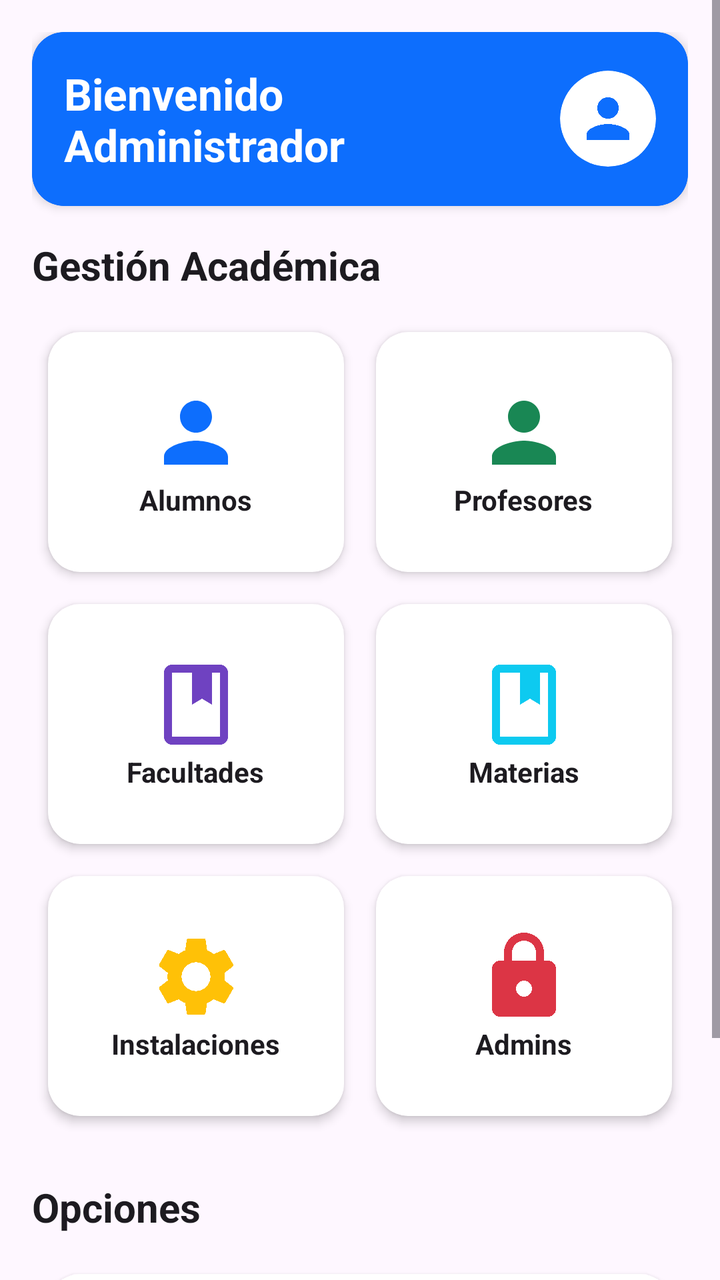
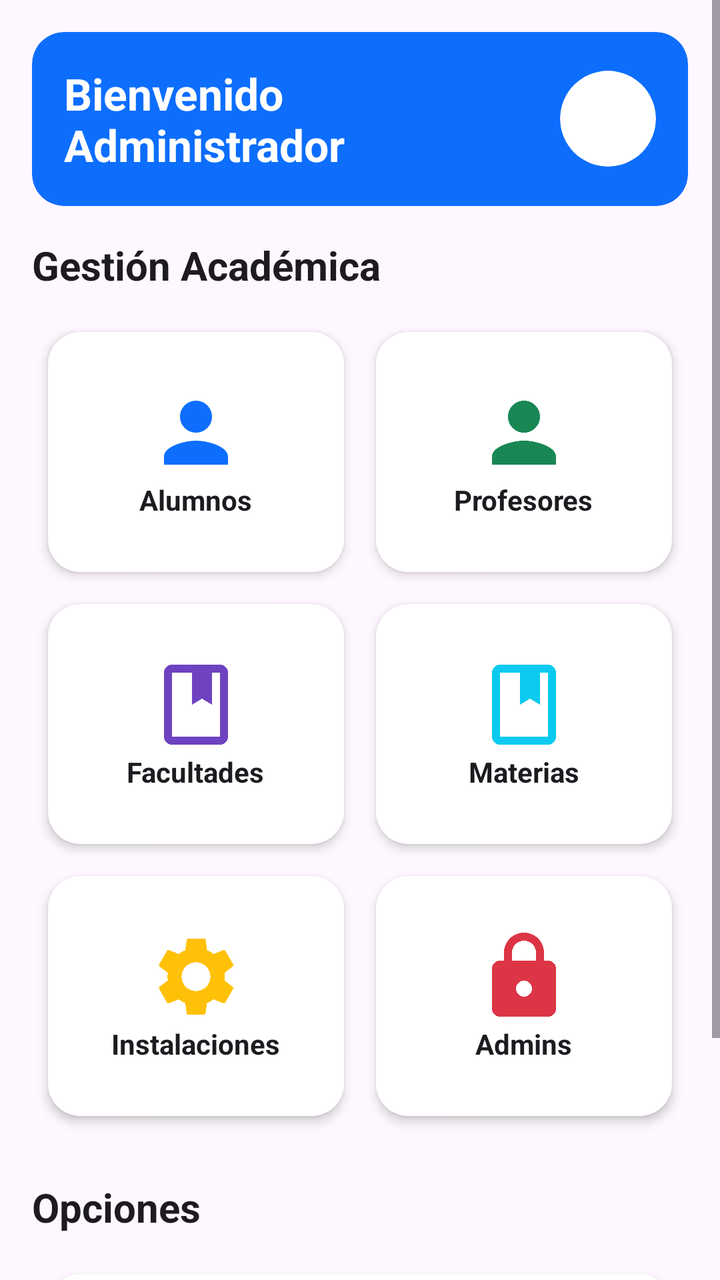

Two renders of the same Android screen: before a commit and after it. Below are the layout's source before the change and the commit's diff.
<!-- AndroidManifest.xml: application theme Theme.MyApplication -->
<!-- res/layout/fragment_admin_home.xml -->
<?xml version="1.0" encoding="utf-8"?>
<ScrollView xmlns:android="http://schemas.android.com/apk/res/android"
    xmlns:app="http://schemas.android.com/apk/res-auto"
    android:layout_width="match_parent"
    android:layout_height="match_parent"
    android:background="?android:attr/colorBackground">

    <LinearLayout
        android:layout_width="match_parent"
        android:layout_height="wrap_content"
        android:orientation="vertical"
        android:padding="16dp">

        <com.google.android.material.card.MaterialCardView
            android:layout_width="match_parent"
            android:layout_height="wrap_content"
            android:layout_marginBottom="16dp"
            app:cardCornerRadius="16dp"
            app:strokeColor="?attr/colorPrimary"
            app:strokeWidth="2dp"
            app:cardElevation="3dp"
            app:cardBackgroundColor="?attr/colorPrimary">
            <RelativeLayout
                android:layout_width="match_parent"
                android:layout_height="wrap_content"
                android:padding="16dp">

                <TextView
                    android:id="@+id/tvAdminName"
                    android:layout_width="wrap_content"
                    android:layout_height="wrap_content"
                    android:layout_alignParentStart="true"
                    android:layout_toStartOf="@id/btnGoToProfileAdmin"
                    android:layout_centerVertical="true"
                    android:text="Bienvenido Administrador"
                    android:textColor="?attr/colorOnPrimary"
                    android:textSize="22sp"
                    android:textStyle="bold" />

                <androidx.cardview.widget.CardView
                    android:id="@+id/btnGoToProfileAdmin"
                    android:layout_width="48dp"
                    android:layout_height="48dp"
                    app:cardCornerRadius="24dp"
                    app:cardElevation="0dp"
                    app:cardBackgroundColor="?attr/colorOnPrimary"
                    android:layout_alignParentEnd="true"
                    android:layout_centerVertical="true"
                    android:clickable="true"
                    android:focusable="true"
                    android:foreground="?android:attr/selectableItemBackground">
                    <ImageView
                        android:id="@+id/ivProfileImageAdmin"
                        android:layout_width="match_parent"
                        android:layout_height="match_parent"
                        android:src="@drawable/ic_person"
                        android:scaleType="centerCrop"
                        app:tint="?attr/colorPrimary"
                        android:padding="8dp"
                        android:contentDescription="Perfil"/>
                </androidx.cardview.widget.CardView>

            </RelativeLayout>
        </com.google.android.material.card.MaterialCardView>

        <TextView
            android:layout_width="wrap_content"
            android:layout_height="wrap_content"
            android:text="Gestión Académica"
            android:textSize="20sp"
            android:textStyle="bold"
            android:textColor="?android:attr/textColorPrimary"
            android:layout_marginBottom="12dp"/>

        <GridLayout
            android:layout_width="match_parent"
            android:layout_height="wrap_content"
            android:columnCount="2">

            
            <androidx.cardview.widget.CardView
                android:id="@+id/cardStudents"
                style="@style/Widget.Bootstrap.Card"
                android:layout_width="0dp"
                android:layout_height="120dp"
                android:layout_columnWeight="1"
                android:clickable="true"
                android:focusable="true"
                android:foreground="?attr/selectableItemBackground">
                <LinearLayout
                    android:layout_width="match_parent"
                    android:layout_height="match_parent"
                    android:gravity="center"
                    android:orientation="vertical">
                    <ImageView
                        android:layout_width="48dp"
                        android:layout_height="48dp"
                        android:src="@drawable/ic_person"
                        app:tint="?attr/colorPrimary"/>
                    <TextView
                        android:layout_width="wrap_content"
                        android:layout_height="wrap_content"
                        android:text="Alumnos"
                        android:textStyle="bold"
                        android:textColor="?android:attr/textColorPrimary"/>
                </LinearLayout>
            </androidx.cardview.widget.CardView>

            
            <androidx.cardview.widget.CardView
                android:id="@+id/cardProfessors"
                style="@style/Widget.Bootstrap.Card"
                android:layout_width="0dp"
                android:layout_height="120dp"
                android:layout_columnWeight="1"
                android:clickable="true"
                android:focusable="true"
                android:foreground="?attr/selectableItemBackground">
                <LinearLayout
                    android:layout_width="match_parent"
                    android:layout_height="match_parent"
                    android:gravity="center"
                    android:orientation="vertical">
                    <ImageView
                        android:layout_width="48dp"
                        android:layout_height="48dp"
                        android:src="@drawable/ic_person"
                        app:tint="@color/bs_success"/>
                    <TextView
                        android:layout_width="wrap_content"
                        android:layout_height="wrap_content"
                        android:text="Profesores"
                        android:textStyle="bold"
                        android:textColor="?android:attr/textColorPrimary"/>
                </LinearLayout>
            </androidx.cardview.widget.CardView>

            
            <androidx.cardview.widget.CardView
                android:id="@+id/cardFaculties"
                style="@style/Widget.Bootstrap.Card"
                android:layout_width="0dp"
                android:layout_height="120dp"
                android:layout_columnWeight="1"
                android:clickable="true"
                android:focusable="true"
                android:foreground="?attr/selectableItemBackground">
                <LinearLayout
                    android:layout_width="match_parent"
                    android:layout_height="match_parent"
                    android:gravity="center"
                    android:orientation="vertical">
                    <ImageView
                        android:layout_width="48dp"
                        android:layout_height="48dp"
                        android:src="@drawable/ic_book"
                        app:tint="@color/accent_purple"/>
                    <TextView
                        android:layout_width="wrap_content"
                        android:layout_height="wrap_content"
                        android:text="Facultades"
                        android:textStyle="bold"
                        android:textColor="?android:attr/textColorPrimary"/>
                </LinearLayout>
            </androidx.cardview.widget.CardView>

            
            <androidx.cardview.widget.CardView
                android:id="@+id/cardSubjects"
                style="@style/Widget.Bootstrap.Card"
                android:layout_width="0dp"
                android:layout_height="120dp"
                android:layout_columnWeight="1"
                android:clickable="true"
                android:focusable="true"
                android:foreground="?attr/selectableItemBackground">
                <LinearLayout
                    android:layout_width="match_parent"
                    android:layout_height="match_parent"
                    android:gravity="center"
                    android:orientation="vertical">
                    <ImageView
                        android:layout_width="48dp"
                        android:layout_height="48dp"
                        android:src="@drawable/ic_book"
                        app:tint="@color/accent_cyan"/>
                    <TextView
                        android:layout_width="wrap_content"
                        android:layout_height="wrap_content"
                        android:text="Materias"
                        android:textStyle="bold"
                        android:textColor="?android:attr/textColorPrimary"/>
                </LinearLayout>
            </androidx.cardview.widget.CardView>

            
            <androidx.cardview.widget.CardView
                android:id="@+id/cardFacilities"
                style="@style/Widget.Bootstrap.Card"
                android:layout_width="0dp"
                android:layout_height="120dp"
                android:layout_columnWeight="1"
                android:clickable="true"
                android:focusable="true"
                android:foreground="?attr/selectableItemBackground">
                <LinearLayout
                    android:layout_width="match_parent"
                    android:layout_height="match_parent"
                    android:gravity="center"
                    android:orientation="vertical">
                    <ImageView
                        android:layout_width="48dp"
                        android:layout_height="48dp"
                        android:src="@drawable/ic_settings"
                        app:tint="@color/accent_yellow"/>
                    <TextView
                        android:layout_width="wrap_content"
                        android:layout_height="wrap_content"
                        android:text="Instalaciones"
                        android:textStyle="bold"
                        android:textColor="?android:attr/textColorPrimary"/>
                </LinearLayout>
            </androidx.cardview.widget.CardView>

            
            <androidx.cardview.widget.CardView
                android:id="@+id/cardAdmins"
                style="@style/Widget.Bootstrap.Card"
                android:layout_width="0dp"
                android:layout_height="120dp"
                android:layout_columnWeight="1"
                android:clickable="true"
                android:focusable="true"
                android:foreground="?attr/selectableItemBackground">
                <LinearLayout
                    android:layout_width="match_parent"
                    android:layout_height="match_parent"
                    android:gravity="center"
                    android:orientation="vertical">
                    <ImageView
                        android:layout_width="48dp"
                        android:layout_height="48dp"
                        android:src="@drawable/ic_lock"
                        app:tint="@color/bs_danger"/>
                    <TextView
                        android:layout_width="wrap_content"
                        android:layout_height="wrap_content"
                        android:text="Admins"
                        android:textStyle="bold"
                        android:textColor="?android:attr/textColorPrimary"/>
                </LinearLayout>
            </androidx.cardview.widget.CardView>

        </GridLayout>

        <TextView
            android:layout_width="wrap_content"
            android:layout_height="wrap_content"
            android:text="Opciones"
            android:textSize="20sp"
            android:textStyle="bold"
            android:textColor="?android:attr/textColorPrimary"
            android:layout_marginTop="24dp"
            android:layout_marginBottom="12dp"/>

        <androidx.cardview.widget.CardView
            android:id="@+id/cardSettings"
            style="@style/Widget.Bootstrap.Card"
            android:layout_width="match_parent"
            android:layout_height="wrap_content"
            android:clickable="true"
            android:focusable="true"
            android:foreground="?attr/selectableItemBackground">
            <RelativeLayout
                android:layout_width="match_parent"
                android:layout_height="wrap_content"
                android:padding="16dp">
                <ImageView
                    android:id="@+id/iconSettings"
                    android:layout_width="24dp"
                    android:layout_height="24dp"
                    android:src="@drawable/ic_settings"
                    app:tint="@color/bs_secondary"/>
                <TextView
                    android:layout_width="wrap_content"
                    android:layout_height="wrap_content"
                    android:layout_toEndOf="@id/iconSettings"
                    android:layout_marginStart="16dp"
                    android:text="Ajustes"
                    android:textSize="16sp"
                    android:textColor="?android:attr/textColorPrimary"/>
            </RelativeLayout>
        </androidx.cardview.widget.CardView>

        <androidx.cardview.widget.CardView
            android:id="@+id/cardLogout"
            style="@style/Widget.Bootstrap.Card"
            android:layout_width="match_parent"
            android:layout_height="wrap_content"
            android:clickable="true"
            android:focusable="true"
            android:foreground="?attr/selectableItemBackground">
            <RelativeLayout
                android:layout_width="match_parent"
                android:layout_height="wrap_content"
                android:padding="16dp">
                <ImageView
                    android:id="@+id/iconLogout"
                    android:layout_width="24dp"
                    android:layout_height="24dp"
                    android:src="@drawable/ic_login"
                    app:tint="@color/bs_danger"/>
                <TextView
                    android:layout_width="wrap_content"
                    android:layout_height="wrap_content"
                    android:layout_toEndOf="@id/iconLogout"
                    android:layout_marginStart="16dp"
                    android:text="Cerrar Sesión"
                    android:textColor="@color/bs_danger"
                    android:textSize="16sp"/>
            </RelativeLayout>
        </androidx.cardview.widget.CardView>

    </LinearLayout>
</ScrollView>
<!-- resources referenced by this layout -->
<resources>
  <color name="accent_cyan">#0dcaf0</color>
  <color name="accent_purple">#6f42c1</color>
  <color name="accent_yellow">#ffc107</color>
  <color name="bs_danger">#dc3545</color>
  <color name="bs_secondary">#6c757d</color>
  <color name="bs_success">#198754</color>
  <!-- drawable ic_book (drawable) -->
  <vector xmlns:android="http://schemas.android.com/apk/res/android"
      android:width="24dp"
      android:height="24dp"
      android:viewportWidth="24"
      android:viewportHeight="24">
      <path
          android:fillColor="#FFFFFF"
          android:pathData="M18,2H6C4.9,2 4,2.9 4,4v16c0,1.1 0.9,2 2,2h12c1.1,0 2,-0.9 2,-2V4C20,2.9 19.1,2 18,2zM18,20H6V4h5v8l2.5,-1.5L16,12V4h2V20z" />
  </vector>
  <!-- drawable ic_lock (drawable) -->
  <vector xmlns:android="http://schemas.android.com/apk/res/android"
      android:width="24dp"
      android:height="24dp"
      android:viewportWidth="24"
      android:viewportHeight="24">
      <path
          android:fillColor="#6c757d"
          android:pathData="M18,8h-1V6c0,-2.76 -2.24,-5 -5,-5S7,3.24 7,6v2H6c-1.1,0 -2,0.9 -2,2v10c0,1.1 0.9,2 2,2h12c1.1,0 2,-0.9 2,-2V10c0,-1.1 -0.9,-2 -2,-2zM9,6c0,-1.66 1.34,-3 3,-3s3,1.34 3,3v2H9V6zM12,17c-1.1,0 -2,-0.9 -2,-2s0.9,-2 2,-2 2,0.9 2,2 -0.9,2 -2,2z" />
  </vector>
  <!-- drawable ic_login (drawable) -->
  <vector xmlns:android="http://schemas.android.com/apk/res/android"
      android:width="24dp"
      android:height="24dp"
      android:viewportWidth="24"
      android:viewportHeight="24">
      <path
          android:fillColor="#FFFFFF"
          android:pathData="M11,7L9.6,8.4l2.6,2.6H2v2h10.2l-2.6,2.6L11,17l5,-5L11,7zM20,19h-8v2h8c1.1,0 2,-0.9 2,-2V5c0,-1.1 -0.9,-2 -2,-2h-8v2h8V19z" />
  </vector>
  <!-- drawable ic_person (drawable) -->
  <vector xmlns:android="http://schemas.android.com/apk/res/android"
      android:width="24dp"
      android:height="24dp"
      android:viewportWidth="24"
      android:viewportHeight="24">
      <path
          android:fillColor="#6c757d"
          android:pathData="M12,12c2.21,0 4,-1.79 4,-4s-1.79,-4 -4,-4 -4,1.79 -4,4 1.79,4 4,4zM12,14c-2.67,0 -8,1.34 -8,4v2h16v-2c0,-2.66 -5.33,-4 -8,-4z" />
  </vector>
  <style name="Widget.Bootstrap.Card" parent="Widget.Material3.CardView.Outlined">
          <item name="cardBackgroundColor">?attr/colorSurface</item>
          <item name="cardCornerRadius">16dp</item>
          <item name="cardElevation">3dp</item>
          <item name="strokeColor">?attr/colorPrimary</item>
          <item name="strokeWidth">2dp</item>
          <item name="android:layout_margin">8dp</item>
      </style>
  <style name="Theme.MyApplication" parent="Base.Theme.MyApplication" />
  <color name="accent_blue">#0d6efd</color>
  <color name="white">#FFFFFFFF</color>
  <color name="bs_dark">#212529</color>
  <color name="bs_light">#f8f9fa</color>
  <color name="surface_light">#FFFFFF</color>
  <style name="Theme.MyApplication.Dialog" parent="ThemeOverlay.Material3.MaterialAlertDialog">
          <item name="shapeAppearanceOverlay">@style/ShapeAppearance.MyApplication.Dialog</item>
      </style>
  <style name="ShapeAppearance.MyApplication.Dialog" parent="ShapeAppearance.Material3.LargeComponent">
          <item name="cornerSize">20dp</item>
      </style>
  <!-- unchanged entries left out for length: 2 -->
</resources>

<!-- the commit's change to res/layout/fragment_admin_home.xml (unified diff, before → after) -->
@@ -16,9 +16,8 @@
             android:layout_height="wrap_content"
             android:layout_marginBottom="16dp"
             app:cardCornerRadius="16dp"
-            app:strokeColor="?attr/colorPrimary"
-            app:strokeWidth="2dp"
-            app:cardElevation="3dp"
+            app:strokeWidth="0dp"
+            app:cardElevation="0dp"
             app:cardBackgroundColor="?attr/colorPrimary">
             <RelativeLayout
                 android:layout_width="match_parent"
@@ -53,10 +52,9 @@
                         android:id="@+id/ivProfileImageAdmin"
                         android:layout_width="match_parent"
                         android:layout_height="match_parent"
-                        android:src="@drawable/ic_person"
+                        android:src="@drawable/ic_person_badge"
                         android:scaleType="centerCrop"
-                        app:tint="?attr/colorPrimary"
-                        android:padding="8dp"
+                        android:padding="0dp"
                         android:contentDescription="Perfil"/>
                 </androidx.cardview.widget.CardView>
 
@@ -96,7 +94,7 @@
                         android:layout_width="48dp"
                         android:layout_height="48dp"
                         android:src="@drawable/ic_person"
-                        app:tint="?attr/colorPrimary"/>
+                        app:tint="@color/accent_blue"/>
                     <TextView
                         android:layout_width="wrap_content"
                         android:layout_height="wrap_content"
<!-- resource entries referenced after the edit -->
@@ -46,6 +46,23 @@
           android:fillColor="#6c757d"
           android:pathData="M12,12c2.21,0 4,-1.79 4,-4s-1.79,-4 -4,-4 -4,1.79 -4,4 1.79,4 4,4zM12,14c-2.67,0 -8,1.34 -8,4v2h16v-2c0,-2.66 -5.33,-4 -8,-4z" />
   </vector>
+  <!-- drawable ic_person_badge (drawable) -->
+  <vector xmlns:android="http://schemas.android.com/apk/res/android"
+      android:width="24dp"
+      android:height="24dp"
+      android:viewportWidth="24"
+      android:viewportHeight="24">
+  
+      
+      <path
+          android:fillColor="#FFFFFF"
+          android:pathData="M12,4.25A3.75,3.75 0,1 0,12,11.75A3.75,3.75 0,1 0,12,4.25z"/>
+  
+      
+      <path
+          android:fillColor="#FFFFFF"
+          android:pathData="M12,14C7.9,14 4.5,16.1 4.5,18.8V20.5H19.5V18.8C19.5,16.1 16.1,14 12,14z"/>
+  </vector>
   <style name="Widget.Bootstrap.Card" parent="Widget.Material3.CardView.Outlined">
           <item name="cardBackgroundColor">?attr/colorSurface</item>
           <item name="cardCornerRadius">16dp</item>
